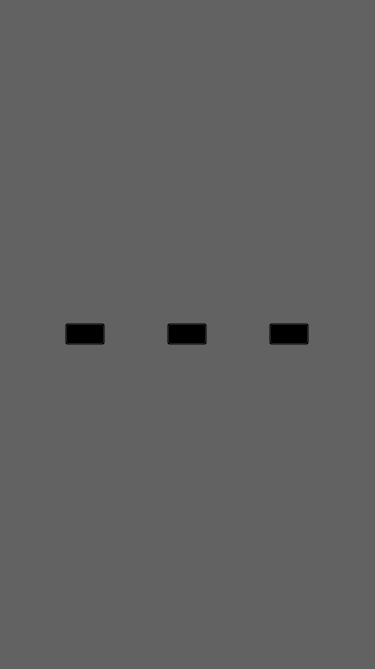
The window that qt_ui/trip_driver.ui (plebey/maga_PI_kursovaya) describes before a commit, drawn with Qt 5.
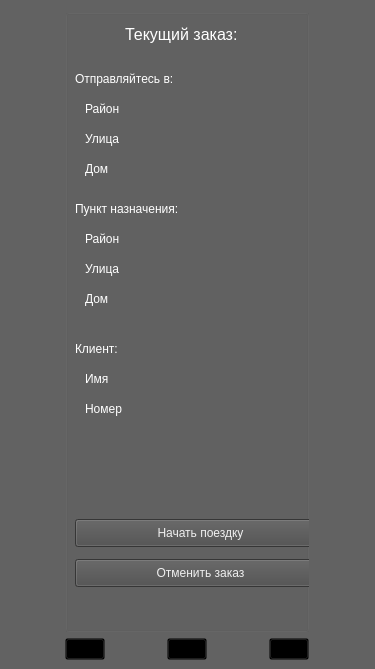
The same window after the commit. Icons and pictures are not drawn.

Commit message: create order but without trip window

Patch:
```diff
--- a/qt_ui/trip_driver.ui
+++ b/qt_ui/trip_driver.ui
@@ -79,39 +79,7 @@
   </property>
   <widget class="QWidget" name="centralwidget">
    <layout class="QGridLayout" name="gridLayout">
-    <item row="0" column="0">
-     <widget class="QPushButton" name="taxi_btn">
-      <property name="sizePolicy">
-       <sizepolicy hsizetype="Maximum" vsizetype="Fixed">
-        <horstretch>0</horstretch>
-        <verstretch>0</verstretch>
-       </sizepolicy>
-      </property>
-      <property name="styleSheet">
-       <string notr="true">QPushButton#taxi_btn {
-        background-color: transparent;
-    }
-QPushButton#taxi_btn:hover {
-        background-color: rgb(75, 75, 75);
-		border-radius: 20px;
-    }</string>
-      </property>
-      <property name="text">
-       <string/>
-      </property>
-      <property name="icon">
-       <iconset>
-        <normaloff>img/taxi_2.png</normaloff>img/taxi_2.png</iconset>
-      </property>
-      <property name="iconSize">
-       <size>
-        <width>48</width>
-        <height>48</height>
-       </size>
-      </property>
-     </widget>
-    </item>
-    <item row="0" column="1">
+    <item row="1" column="1">
      <widget class="QPushButton" name="account_btn">
       <property name="sizePolicy">
        <sizepolicy hsizetype="Maximum" vsizetype="Fixed">
@@ -143,7 +111,39 @@
       </property>
      </widget>
     </item>
-    <item row="0" column="2">
+    <item row="1" column="0">
+     <widget class="QPushButton" name="taxi_btn">
+      <property name="sizePolicy">
+       <sizepolicy hsizetype="Maximum" vsizetype="Fixed">
+        <horstretch>0</horstretch>
+        <verstretch>0</verstretch>
+       </sizepolicy>
+      </property>
+      <property name="styleSheet">
+       <string notr="true">QPushButton#taxi_btn {
+        background-color: transparent;
+    }
+QPushButton#taxi_btn:hover {
+        background-color: rgb(75, 75, 75);
+		border-radius: 20px;
+    }</string>
+      </property>
+      <property name="text">
+       <string/>
+      </property>
+      <property name="icon">
+       <iconset>
+        <normaloff>img/taxi_2.png</normaloff>img/taxi_2.png</iconset>
+      </property>
+      <property name="iconSize">
+       <size>
+        <width>48</width>
+        <height>48</height>
+       </size>
+      </property>
+     </widget>
+    </item>
+    <item row="1" column="2">
      <widget class="QPushButton" name="story_btn">
       <property name="sizePolicy">
        <sizepolicy hsizetype="Maximum" vsizetype="Fixed">
@@ -175,6 +175,1296 @@
       </property>
      </widget>
     </item>
+    <item row="0" column="0" colspan="3">
+     <widget class="QGroupBox" name="groupBox">
+      <property name="palette">
+       <palette>
+        <active>
+         <colorrole role="WindowText">
+          <brush brushstyle="SolidPattern">
+           <color alpha="255">
+            <red>255</red>
+            <green>255</green>
+            <blue>255</blue>
+           </color>
+          </brush>
+         </colorrole>
+         <colorrole role="Text">
+          <brush brushstyle="SolidPattern">
+           <color alpha="255">
+            <red>255</red>
+            <green>255</green>
+            <blue>255</blue>
+           </color>
+          </brush>
+         </colorrole>
+         <colorrole role="PlaceholderText">
+          <brush brushstyle="SolidPattern">
+           <color alpha="128">
+            <red>255</red>
+            <green>255</green>
+            <blue>255</blue>
+           </color>
+          </brush>
+         </colorrole>
+        </active>
+        <inactive>
+         <colorrole role="WindowText">
+          <brush brushstyle="SolidPattern">
+           <color alpha="255">
+            <red>255</red>
+            <green>255</green>
+            <blue>255</blue>
+           </color>
+          </brush>
+         </colorrole>
+         <colorrole role="Text">
+          <brush brushstyle="SolidPattern">
+           <color alpha="255">
+            <red>255</red>
+            <green>255</green>
+            <blue>255</blue>
+           </color>
+          </brush>
+         </colorrole>
+         <colorrole role="PlaceholderText">
+          <brush brushstyle="SolidPattern">
+           <color alpha="128">
+            <red>255</red>
+            <green>255</green>
+            <blue>255</blue>
+           </color>
+          </brush>
+         </colorrole>
+        </inactive>
+        <disabled>
+         <colorrole role="WindowText">
+          <brush brushstyle="SolidPattern">
+           <color alpha="255">
+            <red>120</red>
+            <green>120</green>
+            <blue>120</blue>
+           </color>
+          </brush>
+         </colorrole>
+         <colorrole role="Text">
+          <brush brushstyle="SolidPattern">
+           <color alpha="255">
+            <red>120</red>
+            <green>120</green>
+            <blue>120</blue>
+           </color>
+          </brush>
+         </colorrole>
+         <colorrole role="PlaceholderText">
+          <brush brushstyle="SolidPattern">
+           <color alpha="128">
+            <red>0</red>
+            <green>0</green>
+            <blue>0</blue>
+           </color>
+          </brush>
+         </colorrole>
+        </disabled>
+       </palette>
+      </property>
+      <property name="title">
+       <string/>
+      </property>
+      <widget class="QLabel" name="label">
+       <property name="geometry">
+        <rect>
+         <x>60</x>
+         <y>10</y>
+         <width>151</width>
+         <height>31</height>
+        </rect>
+       </property>
+       <property name="font">
+        <font>
+         <pointsize>12</pointsize>
+        </font>
+       </property>
+       <property name="text">
+        <string>Текущий заказ:</string>
+       </property>
+      </widget>
+      <widget class="QPushButton" name="regButton">
+       <property name="geometry">
+        <rect>
+         <x>10</x>
+         <y>510</y>
+         <width>251</width>
+         <height>28</height>
+        </rect>
+       </property>
+       <property name="sizePolicy">
+        <sizepolicy hsizetype="Minimum" vsizetype="Fixed">
+         <horstretch>0</horstretch>
+         <verstretch>0</verstretch>
+        </sizepolicy>
+       </property>
+       <property name="palette">
+        <palette>
+         <active>
+          <colorrole role="WindowText">
+           <brush brushstyle="SolidPattern">
+            <color alpha="255">
+             <red>30</red>
+             <green>30</green>
+             <blue>30</blue>
+            </color>
+           </brush>
+          </colorrole>
+          <colorrole role="Button">
+           <brush brushstyle="SolidPattern">
+            <color alpha="255">
+             <red>76</red>
+             <green>76</green>
+             <blue>76</blue>
+            </color>
+           </brush>
+          </colorrole>
+          <colorrole role="Light">
+           <brush brushstyle="SolidPattern">
+            <color alpha="255">
+             <red>18</red>
+             <green>18</green>
+             <blue>18</blue>
+            </color>
+           </brush>
+          </colorrole>
+          <colorrole role="Midlight">
+           <brush brushstyle="SolidPattern">
+            <color alpha="255">
+             <red>43</red>
+             <green>43</green>
+             <blue>43</blue>
+            </color>
+           </brush>
+          </colorrole>
+          <colorrole role="Dark">
+           <brush brushstyle="SolidPattern">
+            <color alpha="255">
+             <red>43</red>
+             <green>43</green>
+             <blue>43</blue>
+            </color>
+           </brush>
+          </colorrole>
+          <colorrole role="Mid">
+           <brush brushstyle="SolidPattern">
+            <color alpha="255">
+             <red>43</red>
+             <green>43</green>
+             <blue>43</blue>
+            </color>
+           </brush>
+          </colorrole>
+          <colorrole role="Text">
+           <brush brushstyle="SolidPattern">
+            <color alpha="255">
+             <red>15</red>
+             <green>15</green>
+             <blue>15</blue>
+            </color>
+           </brush>
+          </colorrole>
+          <colorrole role="ButtonText">
+           <brush brushstyle="SolidPattern">
+            <color alpha="255">
+             <red>239</red>
+             <green>239</green>
+             <blue>239</blue>
+            </color>
+           </brush>
+          </colorrole>
+          <colorrole role="Base">
+           <brush brushstyle="SolidPattern">
+            <color alpha="255">
+             <red>76</red>
+             <green>76</green>
+             <blue>76</blue>
+            </color>
+           </brush>
+          </colorrole>
+          <colorrole role="Window">
+           <brush brushstyle="SolidPattern">
+            <color alpha="255">
+             <red>76</red>
+             <green>76</green>
+             <blue>76</blue>
+            </color>
+           </brush>
+          </colorrole>
+          <colorrole role="HighlightedText">
+           <brush brushstyle="SolidPattern">
+            <color alpha="255">
+             <red>12</red>
+             <green>12</green>
+             <blue>12</blue>
+            </color>
+           </brush>
+          </colorrole>
+          <colorrole role="AlternateBase">
+           <brush brushstyle="SolidPattern">
+            <color alpha="255">
+             <red>43</red>
+             <green>43</green>
+             <blue>43</blue>
+            </color>
+           </brush>
+          </colorrole>
+          <colorrole role="NoRole">
+           <brush brushstyle="SolidPattern">
+            <color alpha="255">
+             <red>48</red>
+             <green>48</green>
+             <blue>48</blue>
+            </color>
+           </brush>
+          </colorrole>
+          <colorrole role="PlaceholderText">
+           <brush brushstyle="SolidPattern">
+            <color alpha="128">
+             <red>33</red>
+             <green>33</green>
+             <blue>33</blue>
+            </color>
+           </brush>
+          </colorrole>
+         </active>
+         <inactive>
+          <colorrole role="WindowText">
+           <brush brushstyle="SolidPattern">
+            <color alpha="255">
+             <red>30</red>
+             <green>30</green>
+             <blue>30</blue>
+            </color>
+           </brush>
+          </colorrole>
+          <colorrole role="Button">
+           <brush brushstyle="SolidPattern">
+            <color alpha="255">
+             <red>76</red>
+             <green>76</green>
+             <blue>76</blue>
+            </color>
+           </brush>
+          </colorrole>
+          <colorrole role="Light">
+           <brush brushstyle="SolidPattern">
+            <color alpha="255">
+             <red>18</red>
+             <green>18</green>
+             <blue>18</blue>
+            </color>
+           </brush>
+          </colorrole>
+          <colorrole role="Midlight">
+           <brush brushstyle="SolidPattern">
+            <color alpha="255">
+             <red>43</red>
+             <green>43</green>
+             <blue>43</blue>
+            </color>
+           </brush>
+          </colorrole>
+          <colorrole role="Dark">
+           <brush brushstyle="SolidPattern">
+            <color alpha="255">
+             <red>43</red>
+             <green>43</green>
+             <blue>43</blue>
+            </color>
+           </brush>
+          </colorrole>
+          <colorrole role="Mid">
+           <brush brushstyle="SolidPattern">
+            <color alpha="255">
+             <red>43</red>
+             <green>43</green>
+             <blue>43</blue>
+            </color>
+           </brush>
+          </colorrole>
+          <colorrole role="Text">
+           <brush brushstyle="SolidPattern">
+            <color alpha="255">
+             <red>15</red>
+             <green>15</green>
+             <blue>15</blue>
+            </color>
+           </brush>
+          </colorrole>
+          <colorrole role="ButtonText">
+           <brush brushstyle="SolidPattern">
+            <color alpha="255">
+             <red>239</red>
+             <green>239</green>
+             <blue>239</blue>
+            </color>
+           </brush>
+          </colorrole>
+          <colorrole role="Base">
+           <brush brushstyle="SolidPattern">
+            <color alpha="255">
+             <red>76</red>
+             <green>76</green>
+             <blue>76</blue>
+            </color>
+           </brush>
+          </colorrole>
+          <colorrole role="Window">
+           <brush brushstyle="SolidPattern">
+            <color alpha="255">
+             <red>76</red>
+             <green>76</green>
+             <blue>76</blue>
+            </color>
+           </brush>
+          </colorrole>
+          <colorrole role="HighlightedText">
+           <brush brushstyle="SolidPattern">
+            <color alpha="255">
+             <red>12</red>
+             <green>12</green>
+             <blue>12</blue>
+            </color>
+           </brush>
+          </colorrole>
+          <colorrole role="AlternateBase">
+           <brush brushstyle="SolidPattern">
+            <color alpha="255">
+             <red>43</red>
+             <green>43</green>
+             <blue>43</blue>
+            </color>
+           </brush>
+          </colorrole>
+          <colorrole role="NoRole">
+           <brush brushstyle="SolidPattern">
+            <color alpha="255">
+             <red>48</red>
+             <green>48</green>
+             <blue>48</blue>
+            </color>
+           </brush>
+          </colorrole>
+          <colorrole role="PlaceholderText">
+           <brush brushstyle="SolidPattern">
+            <color alpha="128">
+             <red>33</red>
+             <green>33</green>
+             <blue>33</blue>
+            </color>
+           </brush>
+          </colorrole>
+         </inactive>
+         <disabled>
+          <colorrole role="WindowText">
+           <brush brushstyle="SolidPattern">
+            <color alpha="255">
+             <red>43</red>
+             <green>43</green>
+             <blue>43</blue>
+            </color>
+           </brush>
+          </colorrole>
+          <colorrole role="Button">
+           <brush brushstyle="SolidPattern">
+            <color alpha="255">
+             <red>76</red>
+             <green>76</green>
+             <blue>76</blue>
+            </color>
+           </brush>
+          </colorrole>
+          <colorrole role="Light">
+           <brush brushstyle="SolidPattern">
+            <color alpha="255">
+             <red>18</red>
+             <green>18</green>
+             <blue>18</blue>
+            </color>
+           </brush>
+          </colorrole>
+          <colorrole role="Midlight">
+           <brush brushstyle="SolidPattern">
+            <color alpha="255">
+             <red>43</red>
+             <green>43</green>
+             <blue>43</blue>
+            </color>
+           </brush>
+          </colorrole>
+          <colorrole role="Dark">
+           <brush brushstyle="SolidPattern">
+            <color alpha="255">
+             <red>43</red>
+             <green>43</green>
+             <blue>43</blue>
+            </color>
+           </brush>
+          </colorrole>
+          <colorrole role="Mid">
+           <brush brushstyle="SolidPattern">
+            <color alpha="255">
+             <red>43</red>
+             <green>43</green>
+             <blue>43</blue>
+            </color>
+           </brush>
+          </colorrole>
+          <colorrole role="Text">
+           <brush brushstyle="SolidPattern">
+            <color alpha="255">
+             <red>43</red>
+             <green>43</green>
+             <blue>43</blue>
+            </color>
+           </brush>
+          </colorrole>
+          <colorrole role="ButtonText">
+           <brush brushstyle="SolidPattern">
+            <color alpha="255">
+             <red>43</red>
+             <green>43</green>
+             <blue>43</blue>
+            </color>
+           </brush>
+          </colorrole>
+          <colorrole role="Base">
+           <brush brushstyle="SolidPattern">
+            <color alpha="255">
+             <red>76</red>
+             <green>76</green>
+             <blue>76</blue>
+            </color>
+           </brush>
+          </colorrole>
+          <colorrole role="Window">
+           <brush brushstyle="SolidPattern">
+            <color alpha="255">
+             <red>76</red>
+             <green>76</green>
+             <blue>76</blue>
+            </color>
+           </brush>
+          </colorrole>
+          <colorrole role="HighlightedText">
+           <brush brushstyle="SolidPattern">
+            <color alpha="255">
+             <red>12</red>
+             <green>12</green>
+             <blue>12</blue>
+            </color>
+           </brush>
+          </colorrole>
+          <colorrole role="AlternateBase">
+           <brush brushstyle="SolidPattern">
+            <color alpha="255">
+             <red>43</red>
+             <green>43</green>
+             <blue>43</blue>
+            </color>
+           </brush>
+          </colorrole>
+          <colorrole role="NoRole">
+           <brush brushstyle="SolidPattern">
+            <color alpha="255">
+             <red>48</red>
+             <green>48</green>
+             <blue>48</blue>
+            </color>
+           </brush>
+          </colorrole>
+          <colorrole role="PlaceholderText">
+           <brush brushstyle="SolidPattern">
+            <color alpha="128">
+             <red>33</red>
+             <green>33</green>
+             <blue>33</blue>
+            </color>
+           </brush>
+          </colorrole>
+         </disabled>
+        </palette>
+       </property>
+       <property name="font">
+        <font>
+         <family>MS Shell Dlg 2</family>
+         <pointsize>9</pointsize>
+         <weight>50</weight>
+         <italic>false</italic>
+         <bold>false</bold>
+         <underline>false</underline>
+        </font>
+       </property>
+       <property name="styleSheet">
+        <string notr="true">background-color: rgb(76, 76, 76);  /* Черный фон кнопки */
+color: ;
+font: 9pt &quot;MS Shell Dlg 2&quot;;</string>
+       </property>
+       <property name="text">
+        <string>Начать поездку</string>
+       </property>
+      </widget>
+      <widget class="QLabel" name="label2">
+       <property name="geometry">
+        <rect>
+         <x>10</x>
+         <y>60</y>
+         <width>141</width>
+         <height>20</height>
+        </rect>
+       </property>
+       <property name="sizePolicy">
+        <sizepolicy hsizetype="Preferred" vsizetype="Preferred">
+         <horstretch>0</horstretch>
+         <verstretch>0</verstretch>
+        </sizepolicy>
+       </property>
+       <property name="font">
+        <font>
+         <pointsize>9</pointsize>
+        </font>
+       </property>
+       <property name="text">
+        <string>&lt;html&gt;&lt;head/&gt;&lt;body&gt;&lt;p&gt;&lt;span style=&quot; color:#ffffff;&quot;&gt;Отправляйтесь в: &lt;/span&gt;&lt;/p&gt;&lt;/body&gt;&lt;/html&gt;</string>
+       </property>
+       <property name="wordWrap">
+        <bool>false</bool>
+       </property>
+       <property name="margin">
+        <number>1</number>
+       </property>
+      </widget>
+      <widget class="QLabel" name="from_dist_l">
+       <property name="geometry">
+        <rect>
+         <x>20</x>
+         <y>90</y>
+         <width>141</width>
+         <height>20</height>
+        </rect>
+       </property>
+       <property name="sizePolicy">
+        <sizepolicy hsizetype="Preferred" vsizetype="Preferred">
+         <horstretch>0</horstretch>
+         <verstretch>0</verstretch>
+        </sizepolicy>
+       </property>
+       <property name="font">
+        <font>
+         <pointsize>9</pointsize>
+        </font>
+       </property>
+       <property name="text">
+        <string>&lt;html&gt;&lt;head/&gt;&lt;body&gt;&lt;p&gt;&lt;span style=&quot; color:#ffffff;&quot;&gt;Район&lt;/span&gt;&lt;/p&gt;&lt;/body&gt;&lt;/html&gt;</string>
+       </property>
+       <property name="wordWrap">
+        <bool>false</bool>
+       </property>
+       <property name="margin">
+        <number>1</number>
+       </property>
+      </widget>
+      <widget class="QLabel" name="from_street_l">
+       <property name="geometry">
+        <rect>
+         <x>20</x>
+         <y>120</y>
+         <width>141</width>
+         <height>20</height>
+        </rect>
+       </property>
+       <property name="sizePolicy">
+        <sizepolicy hsizetype="Preferred" vsizetype="Preferred">
+         <horstretch>0</horstretch>
+         <verstretch>0</verstretch>
+        </sizepolicy>
+       </property>
+       <property name="font">
+        <font>
+         <pointsize>9</pointsize>
+        </font>
+       </property>
+       <property name="text">
+        <string>&lt;html&gt;&lt;head/&gt;&lt;body&gt;&lt;p&gt;&lt;span style=&quot; color:#ffffff;&quot;&gt;Улица&lt;/span&gt;&lt;/p&gt;&lt;/body&gt;&lt;/html&gt;</string>
+       </property>
+       <property name="wordWrap">
+        <bool>false</bool>
+       </property>
+       <property name="margin">
+        <number>1</number>
+       </property>
+      </widget>
+      <widget class="QLabel" name="from_house_l">
+       <property name="geometry">
+        <rect>
+         <x>20</x>
+         <y>150</y>
+         <width>141</width>
+         <height>20</height>
+        </rect>
+       </property>
+       <property name="sizePolicy">
+        <sizepolicy hsizetype="Preferred" vsizetype="Preferred">
+         <horstretch>0</horstretch>
+         <verstretch>0</verstretch>
+        </sizepolicy>
+       </property>
+       <property name="font">
+        <font>
+         <pointsize>9</pointsize>
+        </font>
+       </property>
+       <property name="text">
+        <string>&lt;html&gt;&lt;head/&gt;&lt;body&gt;&lt;p&gt;&lt;span style=&quot; color:#ffffff;&quot;&gt;Дом&lt;/span&gt;&lt;/p&gt;&lt;/body&gt;&lt;/html&gt;</string>
+       </property>
+       <property name="wordWrap">
+        <bool>false</bool>
+       </property>
+       <property name="margin">
+        <number>1</number>
+       </property>
+      </widget>
+      <widget class="QLabel" name="to_house_l">
+       <property name="geometry">
+        <rect>
+         <x>20</x>
+         <y>280</y>
+         <width>141</width>
+         <height>20</height>
+        </rect>
+       </property>
+       <property name="sizePolicy">
+        <sizepolicy hsizetype="Preferred" vsizetype="Preferred">
+         <horstretch>0</horstretch>
+         <verstretch>0</verstretch>
+        </sizepolicy>
+       </property>
+       <property name="font">
+        <font>
+         <pointsize>9</pointsize>
+        </font>
+       </property>
+       <property name="text">
+        <string>&lt;html&gt;&lt;head/&gt;&lt;body&gt;&lt;p&gt;&lt;span style=&quot; color:#ffffff;&quot;&gt;Дом&lt;/span&gt;&lt;/p&gt;&lt;/body&gt;&lt;/html&gt;</string>
+       </property>
+       <property name="wordWrap">
+        <bool>false</bool>
+       </property>
+       <property name="margin">
+        <number>1</number>
+       </property>
+      </widget>
+      <widget class="QLabel" name="to_street_l">
+       <property name="geometry">
+        <rect>
+         <x>20</x>
+         <y>250</y>
+         <width>141</width>
+         <height>20</height>
+        </rect>
+       </property>
+       <property name="sizePolicy">
+        <sizepolicy hsizetype="Preferred" vsizetype="Preferred">
+         <horstretch>0</horstretch>
+         <verstretch>0</verstretch>
+        </sizepolicy>
+       </property>
+       <property name="font">
+        <font>
+         <pointsize>9</pointsize>
+        </font>
+       </property>
+       <property name="text">
+        <string>&lt;html&gt;&lt;head/&gt;&lt;body&gt;&lt;p&gt;&lt;span style=&quot; color:#ffffff;&quot;&gt;Улица&lt;/span&gt;&lt;/p&gt;&lt;/body&gt;&lt;/html&gt;</string>
+       </property>
+       <property name="wordWrap">
+        <bool>false</bool>
+       </property>
+       <property name="margin">
+        <number>1</number>
+       </property>
+      </widget>
+      <widget class="QLabel" name="label2_2">
+       <property name="geometry">
+        <rect>
+         <x>10</x>
+         <y>190</y>
+         <width>141</width>
+         <height>20</height>
+        </rect>
+       </property>
+       <property name="sizePolicy">
+        <sizepolicy hsizetype="Preferred" vsizetype="Preferred">
+         <horstretch>0</horstretch>
+         <verstretch>0</verstretch>
+        </sizepolicy>
+       </property>
+       <property name="font">
+        <font>
+         <pointsize>9</pointsize>
+        </font>
+       </property>
+       <property name="text">
+        <string>&lt;html&gt;&lt;head/&gt;&lt;body&gt;&lt;p&gt;&lt;span style=&quot; color:#ffffff;&quot;&gt;Пункт назначения:&lt;/span&gt;&lt;/p&gt;&lt;/body&gt;&lt;/html&gt;</string>
+       </property>
+       <property name="wordWrap">
+        <bool>false</bool>
+       </property>
+       <property name="margin">
+        <number>1</number>
+       </property>
+      </widget>
+      <widget class="QLabel" name="to_dist_l">
+       <property name="geometry">
+        <rect>
+         <x>20</x>
+         <y>220</y>
+         <width>141</width>
+         <height>20</height>
+        </rect>
+       </property>
+       <property name="sizePolicy">
+        <sizepolicy hsizetype="Preferred" vsizetype="Preferred">
+         <horstretch>0</horstretch>
+         <verstretch>0</verstretch>
+        </sizepolicy>
+       </property>
+       <property name="font">
+        <font>
+         <pointsize>9</pointsize>
+        </font>
+       </property>
+       <property name="text">
+        <string>&lt;html&gt;&lt;head/&gt;&lt;body&gt;&lt;p&gt;&lt;span style=&quot; color:#ffffff;&quot;&gt;Район&lt;/span&gt;&lt;/p&gt;&lt;/body&gt;&lt;/html&gt;</string>
+       </property>
+       <property name="wordWrap">
+        <bool>false</bool>
+       </property>
+       <property name="margin">
+        <number>1</number>
+       </property>
+      </widget>
+      <widget class="QLabel" name="cl_num">
+       <property name="geometry">
+        <rect>
+         <x>20</x>
+         <y>390</y>
+         <width>141</width>
+         <height>20</height>
+        </rect>
+       </property>
+       <property name="sizePolicy">
+        <sizepolicy hsizetype="Preferred" vsizetype="Preferred">
+         <horstretch>0</horstretch>
+         <verstretch>0</verstretch>
+        </sizepolicy>
+       </property>
+       <property name="font">
+        <font>
+         <pointsize>9</pointsize>
+        </font>
+       </property>
+       <property name="text">
+        <string>&lt;html&gt;&lt;head/&gt;&lt;body&gt;&lt;p&gt;&lt;span style=&quot; color:#ffffff;&quot;&gt;Номер&lt;/span&gt;&lt;/p&gt;&lt;/body&gt;&lt;/html&gt;</string>
+       </property>
+       <property name="wordWrap">
+        <bool>false</bool>
+       </property>
+       <property name="margin">
+        <number>1</number>
+       </property>
+      </widget>
+      <widget class="QLabel" name="label2_3">
+       <property name="geometry">
+        <rect>
+         <x>10</x>
+         <y>330</y>
+         <width>141</width>
+         <height>20</height>
+        </rect>
+       </property>
+       <property name="sizePolicy">
+        <sizepolicy hsizetype="Preferred" vsizetype="Preferred">
+         <horstretch>0</horstretch>
+         <verstretch>0</verstretch>
+        </sizepolicy>
+       </property>
+       <property name="font">
+        <font>
+         <pointsize>9</pointsize>
+        </font>
+       </property>
+       <property name="text">
+        <string>&lt;html&gt;&lt;head/&gt;&lt;body&gt;&lt;p&gt;&lt;span style=&quot; color:#ffffff;&quot;&gt;Клиент:&lt;/span&gt;&lt;/p&gt;&lt;/body&gt;&lt;/html&gt;</string>
+       </property>
+       <property name="wordWrap">
+        <bool>false</bool>
+       </property>
+       <property name="margin">
+        <number>1</number>
+       </property>
+      </widget>
+      <widget class="QLabel" name="cl_name">
+       <property name="geometry">
+        <rect>
+         <x>20</x>
+         <y>360</y>
+         <width>141</width>
+         <height>20</height>
+        </rect>
+       </property>
+       <property name="sizePolicy">
+        <sizepolicy hsizetype="Preferred" vsizetype="Preferred">
+         <horstretch>0</horstretch>
+         <verstretch>0</verstretch>
+        </sizepolicy>
+       </property>
+       <property name="font">
+        <font>
+         <pointsize>9</pointsize>
+        </font>
+       </property>
+       <property name="text">
+        <string>&lt;html&gt;&lt;head/&gt;&lt;body&gt;&lt;p&gt;&lt;span style=&quot; color:#ffffff;&quot;&gt;Имя&lt;/span&gt;&lt;/p&gt;&lt;/body&gt;&lt;/html&gt;</string>
+       </property>
+       <property name="wordWrap">
+        <bool>false</bool>
+       </property>
+       <property name="margin">
+        <number>1</number>
+       </property>
+      </widget>
+      <widget class="QPushButton" name="regButton_2">
+       <property name="geometry">
+        <rect>
+         <x>10</x>
+         <y>550</y>
+         <width>251</width>
+         <height>28</height>
+        </rect>
+       </property>
+       <property name="sizePolicy">
+        <sizepolicy hsizetype="Minimum" vsizetype="Fixed">
+         <horstretch>0</horstretch>
+         <verstretch>0</verstretch>
+        </sizepolicy>
+       </property>
+       <property name="palette">
+        <palette>
+         <active>
+          <colorrole role="WindowText">
+           <brush brushstyle="SolidPattern">
+            <color alpha="255">
+             <red>30</red>
+             <green>30</green>
+             <blue>30</blue>
+            </color>
+           </brush>
+          </colorrole>
+          <colorrole role="Button">
+           <brush brushstyle="SolidPattern">
+            <color alpha="255">
+             <red>76</red>
+             <green>76</green>
+             <blue>76</blue>
+            </color>
+           </brush>
+          </colorrole>
+          <colorrole role="Light">
+           <brush brushstyle="SolidPattern">
+            <color alpha="255">
+             <red>18</red>
+             <green>18</green>
+             <blue>18</blue>
+            </color>
+           </brush>
+          </colorrole>
+          <colorrole role="Midlight">
+           <brush brushstyle="SolidPattern">
+            <color alpha="255">
+             <red>43</red>
+             <green>43</green>
+             <blue>43</blue>
+            </color>
+           </brush>
+          </colorrole>
+          <colorrole role="Dark">
+           <brush brushstyle="SolidPattern">
+            <color alpha="255">
+             <red>43</red>
+             <green>43</green>
+             <blue>43</blue>
+            </color>
+           </brush>
+          </colorrole>
+          <colorrole role="Mid">
+           <brush brushstyle="SolidPattern">
+            <color alpha="255">
+             <red>43</red>
+             <green>43</green>
+             <blue>43</blue>
+            </color>
+           </brush>
+          </colorrole>
+          <colorrole role="Text">
+           <brush brushstyle="SolidPattern">
+            <color alpha="255">
+             <red>15</red>
+             <green>15</green>
+             <blue>15</blue>
+            </color>
+           </brush>
+          </colorrole>
+          <colorrole role="ButtonText">
+           <brush brushstyle="SolidPattern">
+            <color alpha="255">
+             <red>239</red>
+             <green>239</green>
+             <blue>239</blue>
+            </color>
+           </brush>
+          </colorrole>
+          <colorrole role="Base">
+           <brush brushstyle="SolidPattern">
+            <color alpha="255">
+             <red>76</red>
+             <green>76</green>
+             <blue>76</blue>
+            </color>
+           </brush>
+          </colorrole>
+          <colorrole role="Window">
+           <brush brushstyle="SolidPattern">
+            <color alpha="255">
+             <red>76</red>
+             <green>76</green>
+             <blue>76</blue>
+            </color>
+           </brush>
+          </colorrole>
+          <colorrole role="HighlightedText">
+           <brush brushstyle="SolidPattern">
+            <color alpha="255">
+             <red>12</red>
+             <green>12</green>
+             <blue>12</blue>
+            </color>
+           </brush>
+          </colorrole>
+          <colorrole role="AlternateBase">
+           <brush brushstyle="SolidPattern">
+            <color alpha="255">
+             <red>43</red>
+             <green>43</green>
+             <blue>43</blue>
+            </color>
+           </brush>
+          </colorrole>
+          <colorrole role="NoRole">
+           <brush brushstyle="SolidPattern">
+            <color alpha="255">
+             <red>48</red>
+             <green>48</green>
+             <blue>48</blue>
+            </color>
+           </brush>
+          </colorrole>
+          <colorrole role="PlaceholderText">
+           <brush brushstyle="SolidPattern">
+            <color alpha="128">
+             <red>33</red>
+             <green>33</green>
+             <blue>33</blue>
+            </color>
+           </brush>
+          </colorrole>
+         </active>
+         <inactive>
+          <colorrole role="WindowText">
+           <brush brushstyle="SolidPattern">
+            <color alpha="255">
+             <red>30</red>
+             <green>30</green>
+             <blue>30</blue>
+            </color>
+           </brush>
+          </colorrole>
+          <colorrole role="Button">
+           <brush brushstyle="SolidPattern">
+            <color alpha="255">
+             <red>76</red>
+             <green>76</green>
+             <blue>76</blue>
+            </color>
+           </brush>
+          </colorrole>
+          <colorrole role="Light">
+           <brush brushstyle="SolidPattern">
+            <color alpha="255">
+             <red>18</red>
+             <green>18</green>
+             <blue>18</blue>
+            </color>
+           </brush>
+          </colorrole>
+          <colorrole role="Midlight">
+           <brush brushstyle="SolidPattern">
+            <color alpha="255">
+             <red>43</red>
+             <green>43</green>
+             <blue>43</blue>
+            </color>
+           </brush>
+          </colorrole>
+          <colorrole role="Dark">
+           <brush brushstyle="SolidPattern">
+            <color alpha="255">
+             <red>43</red>
+             <green>43</green>
+             <blue>43</blue>
+            </color>
+           </brush>
+          </colorrole>
+          <colorrole role="Mid">
+           <brush brushstyle="SolidPattern">
+            <color alpha="255">
+             <red>43</red>
+             <green>43</green>
+             <blue>43</blue>
+            </color>
+           </brush>
+          </colorrole>
+          <colorrole role="Text">
+           <brush brushstyle="SolidPattern">
+            <color alpha="255">
+             <red>15</red>
+             <green>15</green>
+             <blue>15</blue>
+            </color>
+           </brush>
+          </colorrole>
+          <colorrole role="ButtonText">
+           <brush brushstyle="SolidPattern">
+            <color alpha="255">
+             <red>239</red>
+             <green>239</green>
+             <blue>239</blue>
+            </color>
+           </brush>
+          </colorrole>
+          <colorrole role="Base">
+           <brush brushstyle="SolidPattern">
+            <color alpha="255">
+             <red>76</red>
+             <green>76</green>
+             <blue>76</blue>
+            </color>
+           </brush>
+          </colorrole>
+          <colorrole role="Window">
+           <brush brushstyle="SolidPattern">
+            <color alpha="255">
+             <red>76</red>
+             <green>76</green>
+             <blue>76</blue>
+            </color>
+           </brush>
+          </colorrole>
+          <colorrole role="HighlightedText">
+           <brush brushstyle="SolidPattern">
+            <color alpha="255">
+             <red>12</red>
+             <green>12</green>
+             <blue>12</blue>
+            </color>
+           </brush>
+          </colorrole>
+          <colorrole role="AlternateBase">
+           <brush brushstyle="SolidPattern">
+            <color alpha="255">
+             <red>43</red>
+             <green>43</green>
+             <blue>43</blue>
+            </color>
+           </brush>
+          </colorrole>
+          <colorrole role="NoRole">
+           <brush brushstyle="SolidPattern">
+            <color alpha="255">
+             <red>48</red>
+             <green>48</green>
+             <blue>48</blue>
+            </color>
+           </brush>
+          </colorrole>
+          <colorrole role="PlaceholderText">
+           <brush brushstyle="SolidPattern">
+            <color alpha="128">
+             <red>33</red>
+             <green>33</green>
+             <blue>33</blue>
+            </color>
+           </brush>
+          </colorrole>
+         </inactive>
+         <disabled>
+          <colorrole role="WindowText">
+           <brush brushstyle="SolidPattern">
+            <color alpha="255">
+             <red>43</red>
+             <green>43</green>
+             <blue>43</blue>
+            </color>
+           </brush>
+          </colorrole>
+          <colorrole role="Button">
+           <brush brushstyle="SolidPattern">
+            <color alpha="255">
+             <red>76</red>
+             <green>76</green>
+             <blue>76</blue>
+            </color>
+           </brush>
+          </colorrole>
+          <colorrole role="Light">
+           <brush brushstyle="SolidPattern">
+            <color alpha="255">
+             <red>18</red>
+             <green>18</green>
+             <blue>18</blue>
+            </color>
+           </brush>
+          </colorrole>
+          <colorrole role="Midlight">
+           <brush brushstyle="SolidPattern">
+            <color alpha="255">
+             <red>43</red>
+             <green>43</green>
+             <blue>43</blue>
+            </color>
+           </brush>
+          </colorrole>
+          <colorrole role="Dark">
+           <brush brushstyle="SolidPattern">
+            <color alpha="255">
+             <red>43</red>
+             <green>43</green>
+             <blue>43</blue>
+            </color>
+           </brush>
+          </colorrole>
+          <colorrole role="Mid">
+           <brush brushstyle="SolidPattern">
+            <color alpha="255">
+             <red>43</red>
+             <green>43</green>
+             <blue>43</blue>
+            </color>
+           </brush>
+          </colorrole>
+          <colorrole role="Text">
+           <brush brushstyle="SolidPattern">
+            <color alpha="255">
+             <red>43</red>
+             <green>43</green>
+             <blue>43</blue>
+            </color>
+           </brush>
+          </colorrole>
+          <colorrole role="ButtonText">
+           <brush brushstyle="SolidPattern">
+            <color alpha="255">
+             <red>43</red>
+             <green>43</green>
+             <blue>43</blue>
+            </color>
+           </brush>
+          </colorrole>
+          <colorrole role="Base">
+           <brush brushstyle="SolidPattern">
+            <color alpha="255">
+             <red>76</red>
+             <green>76</green>
+             <blue>76</blue>
+            </color>
+           </brush>
+          </colorrole>
+          <colorrole role="Window">
+           <brush brushstyle="SolidPattern">
+            <color alpha="255">
+             <red>76</red>
+             <green>76</green>
+             <blue>76</blue>
+            </color>
+           </brush>
+          </colorrole>
+          <colorrole role="HighlightedText">
+           <brush brushstyle="SolidPattern">
+            <color alpha="255">
+             <red>12</red>
+             <green>12</green>
+             <blue>12</blue>
+            </color>
+           </brush>
+          </colorrole>
+          <colorrole role="AlternateBase">
+           <brush brushstyle="SolidPattern">
+            <color alpha="255">
+             <red>43</red>
+             <green>43</green>
+             <blue>43</blue>
+            </color>
+           </brush>
+          </colorrole>
+          <colorrole role="NoRole">
+           <brush brushstyle="SolidPattern">
+            <color alpha="255">
+             <red>48</red>
+             <green>48</green>
+             <blue>48</blue>
+            </color>
+           </brush>
+          </colorrole>
+          <colorrole role="PlaceholderText">
+           <brush brushstyle="SolidPattern">
+            <color alpha="128">
+             <red>33</red>
+             <green>33</green>
+             <blue>33</blue>
+            </color>
+           </brush>
+          </colorrole>
+         </disabled>
+        </palette>
+       </property>
+       <property name="font">
+        <font>
+         <family>MS Shell Dlg 2</family>
+         <pointsize>9</pointsize>
+         <weight>50</weight>
+         <italic>false</italic>
+         <bold>false</bold>
+         <underline>false</underline>
+        </font>
+       </property>
+       <property name="styleSheet">
+        <string notr="true">background-color: rgb(76, 76, 76);  /* Черный фон кнопки */
+color: ;
+font: 9pt &quot;MS Shell Dlg 2&quot;;</string>
+       </property>
+       <property name="text">
+        <string>Отменить заказ</string>
+       </property>
+      </widget>
+     </widget>
+    </item>
    </layout>
   </widget>
  </widget>
```
The commit also changes 24 other files.
